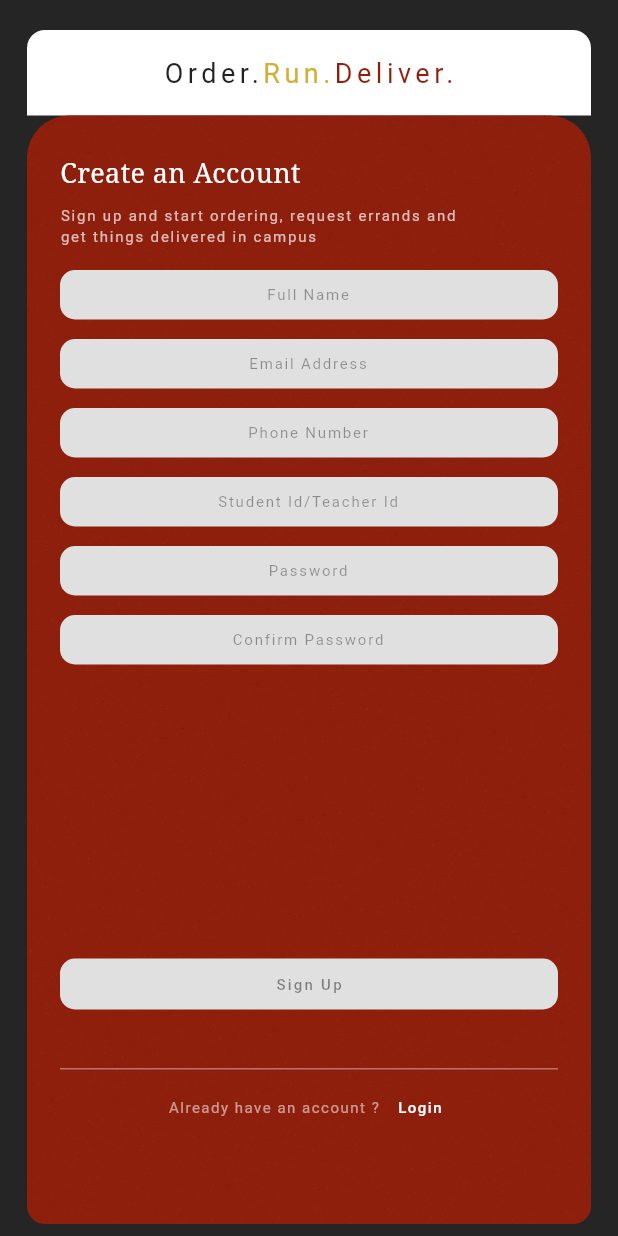
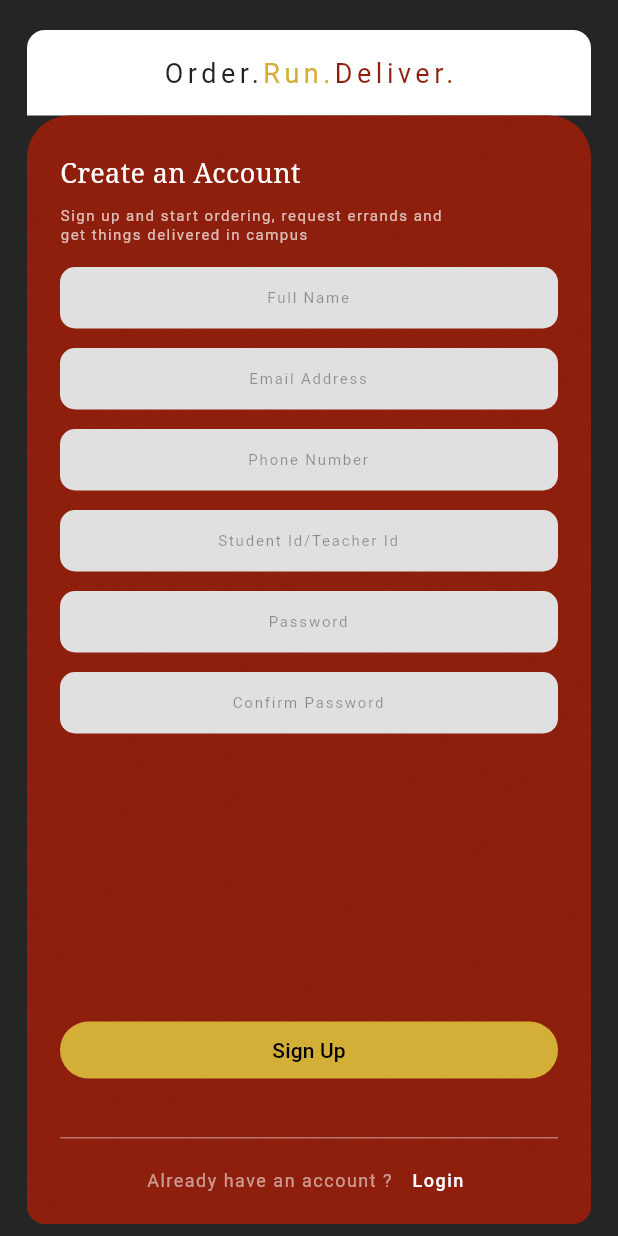
Before and after one commit to Jex02/d-dart, a Flutter app: the SignupPage screen opened directly, on a phone screen of 412 x 824 dp. Run offline on Flutter 3.47's test engine with Material 3 defaults, Android fonts, the phone set to English and light mode, and no system bars.

```diff
--- a/lib/signup.dart
+++ b/lib/signup.dart
@@ -147,7 +147,7 @@ class _SignupPanel extends StatelessWidget {
               child: CustomPaint(painter: _SignupTexturePainter()),
             ),
             Padding(
-              padding: const EdgeInsets.fromLTRB(22, 26, 22, 68),
+              padding: const EdgeInsets.fromLTRB(22, 26, 22, 18),
               child: Column(
                 crossAxisAlignment: CrossAxisAlignment.stretch,
                 children: [
@@ -194,8 +194,8 @@ class _SignupFields extends StatelessWidget {
           style: TextStyle(
             color: Colors.white70,
             fontSize: 10,
-            height: 1.35,
-            letterSpacing: 1.2,
+            height: 1.3,
+            letterSpacing: 1,
           ),
         ),
         SizedBox(height: compact ? 12 : 15),
@@ -241,7 +241,7 @@ class _SignupTextField extends StatelessWidget {
   @override
   Widget build(BuildContext context) {
     return SizedBox(
-      height: 34,
+      height: 42,
       child: TextField(
         keyboardType: keyboardType,
         obscureText: obscureText,
@@ -257,7 +257,7 @@ class _SignupTextField extends StatelessWidget {
           isDense: true,
           filled: true,
           fillColor: const Color(0xFFE0E0E0),
-          contentPadding: const EdgeInsets.symmetric(horizontal: 12, vertical: 8),
+          contentPadding: const EdgeInsets.symmetric(horizontal: 12, vertical: 12),
           border: const OutlineInputBorder(
             borderRadius: BorderRadius.all(Radius.circular(10)),
             borderSide: BorderSide.none,
@@ -282,18 +282,19 @@ class _SignupButton extends StatelessWidget {
   @override
   Widget build(BuildContext context) {
     return SizedBox(
-      height: 34,
+      height: 38,
       child: ElevatedButton(
         onPressed: () {},
         style: ElevatedButton.styleFrom(
-          backgroundColor: const Color(0xFFE0E0E0),
-          foregroundColor: Colors.black45,
+          backgroundColor: const Color(0xFFD4AF37),
+          foregroundColor: Colors.black,
           elevation: 0,
-          shape: RoundedRectangleBorder(borderRadius: BorderRadius.circular(10)),
+          padding: EdgeInsets.zero,
+          shape: const StadiumBorder(),
         ),
         child: const Text(
           'Sign Up',
-          style: TextStyle(fontSize: 10, letterSpacing: 1.5),
+          style: TextStyle(fontSize: 14),
         ),
       ),
     );
@@ -310,7 +311,7 @@ class _LoginFooter extends StatelessWidget {
     return Column(
       children: [
         const Divider(color: Colors.white38, height: 1),
-        const SizedBox(height: 15),
+        const SizedBox(height: 16),
         Row(
           mainAxisAlignment: MainAxisAlignment.center,
           children: [
@@ -318,7 +319,7 @@ class _LoginFooter extends StatelessWidget {
               'Already have an account ?  ',
               style: TextStyle(
                 color: Colors.white54,
-                fontSize: 10,
+                fontSize: 12,
                 letterSpacing: 1,
               ),
             ),
@@ -337,7 +338,7 @@ class _LoginFooter extends StatelessWidget {
               child: const Text(
                 'Login',
                 style: TextStyle(
-                  fontSize: 10,
+                  fontSize: 12,
                   letterSpacing: 1,
                 ),
               ),
```
Also changed, not shown: lib/login.dart (+23 -30 lines).
